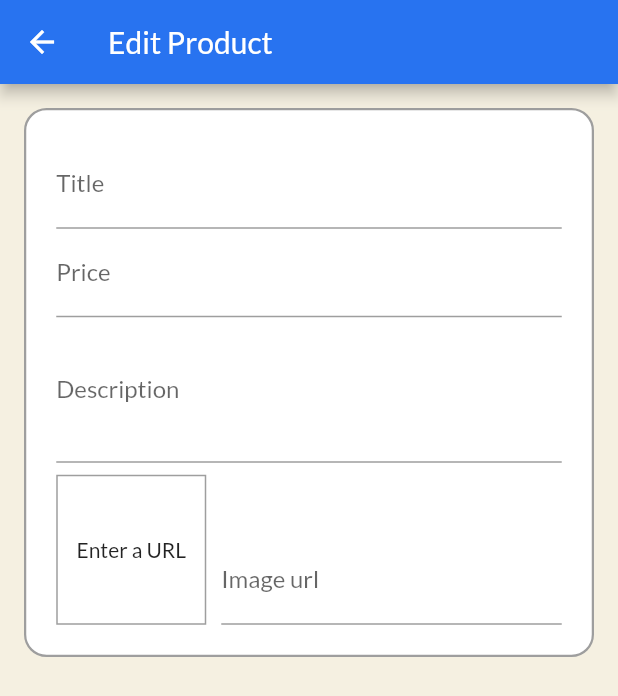
After one commit to shubham242/FlutterShop, a Flutter app: the EditProducts screen opened by its route, on a phone screen of 412 x 824 dp. The commit adds this screen. Shown: the top 696 px of the screen. Run offline on Flutter 3.47's test engine with Material 2 defaults, Android fonts, the phone set to English and light mode, and no system bars; network calls fail.

Commit message:
Edit Screen

```diff
--- a/lib/main.dart
+++ b/lib/main.dart
@@ -5,6 +5,8 @@ import './screens/products_overview_screen.dart';
 import './screens/product_detail_screen.dart';
 import './screens/cart_screen.dart';
 import './screens/orders.dart';
+import './screens/user_products_screen.dart';
+import './screens/edit_screen.dart';
 import './models/custom_colors.dart';
 import './providers/products.dart';
 import './providers/cart.dart';
@@ -40,6 +42,8 @@ class MyApp extends StatelessWidget {
           ProductDetail.routeName: (ctx) => ProductDetail(),
           CartScreen.routeName: (ctx) => CartScreen(),
           OrdersScreen.routeName: (ctx) => OrdersScreen(),
+          UserProducts.routeName: (ctx) => UserProducts(),
+          EditProducts.routeName: (ctx) => EditProducts(),
         },
       ),
     );
--- /dev/null
+++ b/lib/screens/edit_screen.dart
@@ -0,0 +1,100 @@
+import 'package:flutter/material.dart';
+
+class EditProducts extends StatefulWidget {
+  static const routeName = '/edit-product';
+  @override
+  _EditProductState createState() => _EditProductState();
+}
+
+class _EditProductState extends State<EditProducts> {
+  TextEditingController _imageUrlCont = TextEditingController();
+
+  @override
+  void dispose() {
+    _imageUrlCont.dispose();
+    super.dispose();
+  }
+
+  @override
+  void initState() {
+    _imageUrlCont.addListener(() {
+      setState(() {});
+    });
+    super.initState();
+  }
+
+  @override
+  Widget build(BuildContext context) {
+    return Scaffold(
+      appBar: AppBar(title: Text('Edit Product')),
+      body: Padding(
+        padding: const EdgeInsets.all(16.0),
+        child: Form(
+          child: SingleChildScrollView(
+            child: Container(
+              padding: EdgeInsets.all(20),
+              decoration: BoxDecoration(
+                borderRadius: BorderRadius.circular(15),
+                border: Border.all(
+                  style: BorderStyle.solid,
+                  color: Colors.grey,
+                  width: 1.5,
+                ),
+                color: Colors.white,
+              ),
+              child: Column(
+                children: [
+                  TextFormField(
+                    decoration: InputDecoration(labelText: 'Title'),
+                    textInputAction: TextInputAction.next,
+                  ),
+                  TextFormField(
+                    decoration: InputDecoration(labelText: 'Price'),
+                    keyboardType: TextInputType.number,
+                    textInputAction: TextInputAction.next,
+                  ),
+                  TextFormField(
+                    decoration: InputDecoration(labelText: 'Description'),
+                    maxLines: 3,
+                    keyboardType: TextInputType.multiline,
+                    textInputAction: TextInputAction.done,
+                  ),
+                  Row(
+                    crossAxisAlignment: CrossAxisAlignment.end,
+                    children: [
+                      Container(
+                        width: 100,
+                        height: 100,
+                        margin: EdgeInsets.only(top: 8, right: 10),
+                        decoration: BoxDecoration(
+                          border: Border.all(
+                            width: 1,
+                            color: Colors.grey,
+                          ),
+                        ),
+                        child: _imageUrlCont.text.isEmpty
+                            ? Center(child: Text('Enter a URL'))
+                            : FittedBox(
+                                child: Image.network(_imageUrlCont.text),
+                                fit: BoxFit.contain,
+                              ),
+                      ),
+                      Expanded(
+                        child: TextFormField(
+                          decoration: InputDecoration(labelText: 'Image url'),
+                          keyboardType: TextInputType.url,
+                          textInputAction: TextInputAction.done,
+                          controller: _imageUrlCont,
+                        ),
+                      ),
+                    ],
+                  )
+                ],
+              ),
+            ),
+          ),
+        ),
+      ),
+    );
+  }
+}
```
Also changed, not shown: lib/screens/user_products_screen.dart (added, +40 -0 lines), lib/widgets/card_item.dart (+8 -4 lines), lib/widgets/my_drawer.dart (+14 -0 lines), lib/widgets/user_product.dart (added, +46 -0 lines).
